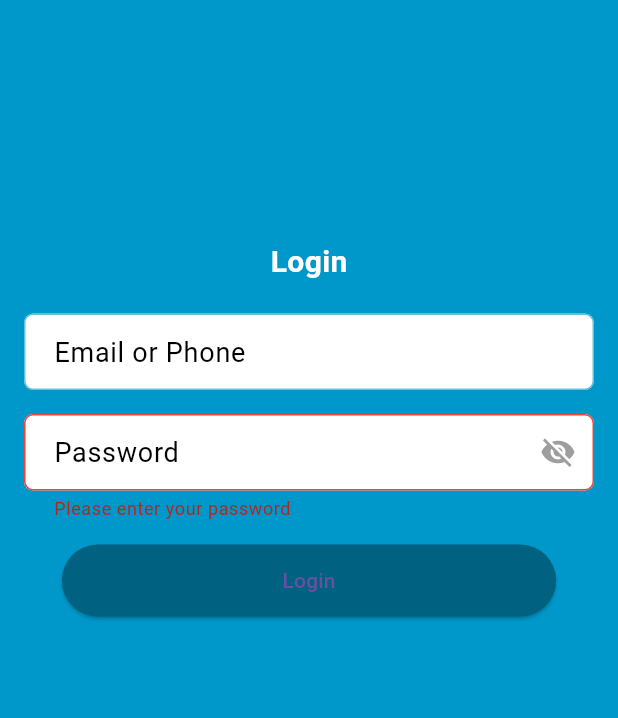
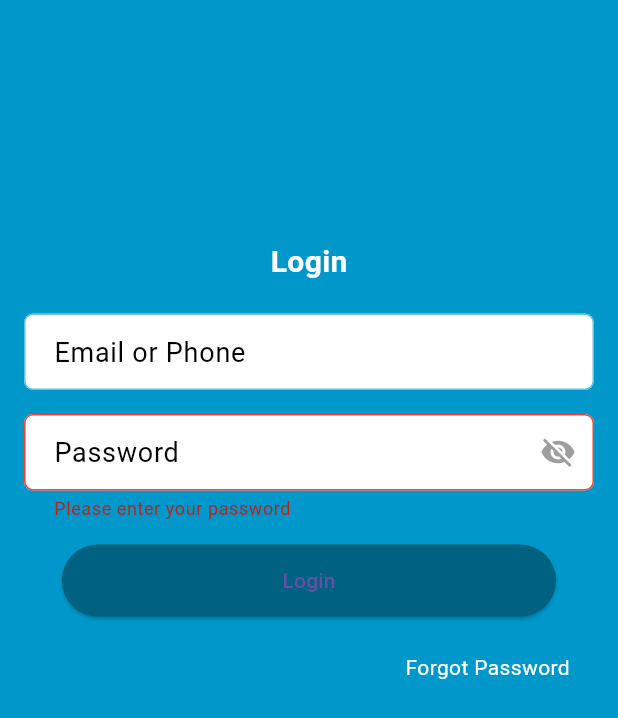
Before and after one commit to princetomar27/flutter-employee-management, a Flutter app: the screen it shows after launch, after a tap on "Login", on a phone screen of 412 x 824 dp. Shown: the top 718 px of the screen. Run offline on Flutter 3.47's test engine with Material 3 defaults, Android fonts, the phone set to English and light mode, and no system bars; our stand-ins replace bloc, dartz, equatable, flutter_bloc, get_it, shared_preferences.

Commit message:
data extracting from local and navigate user to HomeScreen

```diff
--- a/lib/main.dart
+++ b/lib/main.dart
@@ -3,6 +3,10 @@ import 'package:flutteremployeemanagement/src/core/injector/injection_container.
     as di;
 import 'package:flutteremployeemanagement/src/features/authentication/presentation/screen/authentication_screen.dart';
 import 'package:flutteremployeemanagement/src/presentation/theme/app_theme.dart';
+import 'package:shared_preferences/shared_preferences.dart';
+
+import 'src/core/storage/storage_helper.dart';
+import 'src/features/home/presentation/screen/home_screen.dart';
 
 void main() async {
   WidgetsFlutterBinding.ensureInitialized();
@@ -10,15 +14,55 @@ void main() async {
   runApp(const MyApp());
 }
 
-class MyApp extends StatelessWidget {
+class MyApp extends StatefulWidget {
   const MyApp({super.key});
 
   @override
+  _MyAppState createState() => _MyAppState();
+}
+
+class _MyAppState extends State<MyApp> {
+  bool _isLoading = true;
+  Widget _initialScreen = const AuthenticationScreen();
+
+  @override
+  void initState() {
+    super.initState();
+    _checkUserData();
+  }
+
+  Future<void> _checkUserData() async {
+    final userData = await StorageHelper.getUserData();
+
+    if (userData != null) {
+      final prefs = await SharedPreferences.getInstance();
+      final lastLoginTime = prefs.getInt('lastLoginTime') ?? 0;
+      const oneWeekInMilliseconds = 7 * 24 * 60 * 60 * 1000;
+      final currentTime = DateTime.now().millisecondsSinceEpoch;
+
+      if (currentTime - lastLoginTime < oneWeekInMilliseconds) {
+        setState(() {
+          _initialScreen = const HomeScreen();
+        });
+      } else {
+        StorageHelper.clearUserData();
+      }
+    }
+
+    setState(() {
+      _isLoading = false;
+    });
+  }
+
+  @override
   Widget build(BuildContext context) {
+    if (_isLoading) {
+      return const CircularProgressIndicator();
+    }
     return MaterialApp(
       title: 'Flutter Demo',
       theme: AppTheme.theme,
-      home: AuthenticationScreen(),
+      home: _initialScreen,
     );
   }
 }
--- a/lib/src/features/authentication/data/repository/authentication_repository.dart
+++ b/lib/src/features/authentication/data/repository/authentication_repository.dart
@@ -29,6 +29,7 @@ class AuthenticationRepositoryImpl implements AuthenticationRepository {
       (user) async {
         final userData = jsonEncode(user.toJson());
         await StorageHelper.saveUserData(userData);
+        await StorageHelper.saveLastLoginTime();
       },
     );
     return result;
--- a/lib/src/features/authentication/presentation/screen/authentication_screen.dart
+++ b/lib/src/features/authentication/presentation/screen/authentication_screen.dart
@@ -2,9 +2,10 @@ import 'package:flutter/material.dart';
 import 'package:flutter_bloc/flutter_bloc.dart';
 
 import '../../../../core/colors/app_colors.dart';
-import '../../../../core/constants/input_formatters.dart';
+import '../../../../core/constants/navigation_constants.dart';
 import '../../../../core/injector/injection_container.dart';
 import '../../../../presentation/paddings.dart';
+import '../../../home/presentation/screen/home_screen.dart';
 import '../cubit/authentication_cubit.dart';
 
 class AuthenticationScreen extends StatefulWidget {
@@ -49,7 +50,6 @@ class _AuthenticationScreenState extends State<AuthenticationScreen> {
                           color: AppColors.textPrimaryColor,
                         ),
                       ),
-                      inputFormatters: digitsInputFormatter,
                       onChanged: cubit.updateUserName,
                     ),
                     padding16,
@@ -87,10 +87,8 @@ class _AuthenticationScreenState extends State<AuthenticationScreen> {
                       onPressed: () {
                         if (cubit.loginFormKey.currentState!.validate()) {
                           cubit.login(onLoginSuccess: () {
-                            Navigator.pushReplacement(
-                                context,
-                                MaterialPageRoute(
-                                    builder: (context) => Scaffold()));
+                            NavigationHelper.replaceWith(
+                                context, const HomeScreen());
                           });
                         }
                       },
@@ -110,6 +108,46 @@ class _AuthenticationScreenState extends State<AuthenticationScreen> {
                               "Login",
                             ),
                     ),
+                    const SizedBox(height: 24.0),
+                    Container(
+                      margin: const EdgeInsets.symmetric(horizontal: 16),
+                      alignment: Alignment.centerRight,
+                      child: InkWell(
+                        onTap: () {
+                          showDialog(
+                            context: context,
+                            builder: (context) {
+                              return AlertDialog(
+                                title: const Text("Forgot Password"),
+                                content: SingleChildScrollView(
+                                  child: Column(
+                                    children: [
+                                      const Text("It'll be implemented later"),
+                                      const SizedBox(height: 24.0),
+                                      ElevatedButton(
+                                        onPressed: () {
+                                          NavigationHelper.goBack(context);
+                                        },
+                                        child: const Text("OKAY"),
+                                      ),
+                                    ],
+                                  ),
+                                ),
+                              );
+                            },
+                          );
+                        },
+                        child: const Text(
+                          "Forgot Password",
+                          textAlign: TextAlign.end,
+                          style: TextStyle(
+                            color: AppColors.textSecondaryColor,
+                            fontWeight: FontWeight.w400,
+                            fontSize: 14,
+                          ),
+                        ),
+                      ),
+                    ),
                   ],
                 ),
               ),
```
Also changed, not shown: lib/src/core/constants/navigation_constants.dart (added, +41 -0 lines), lib/src/core/storage/storage_helper.dart (+9 -0 lines), lib/src/features/home/presentation/screen/home_screen.dart (added, +10 -0 lines).
